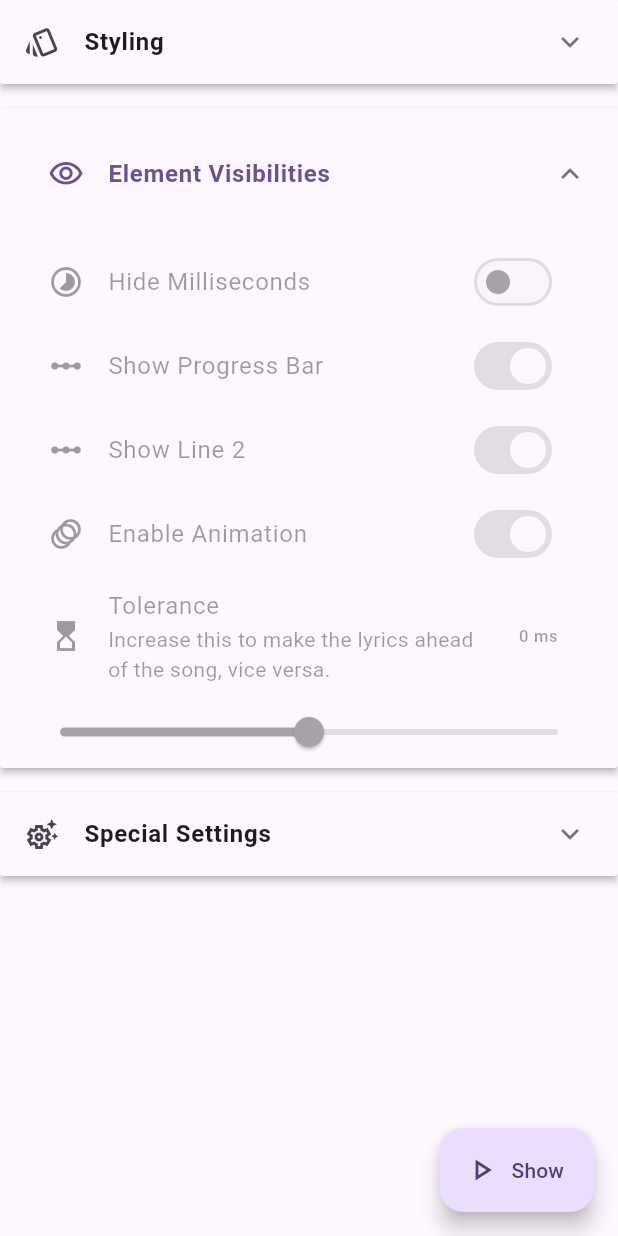
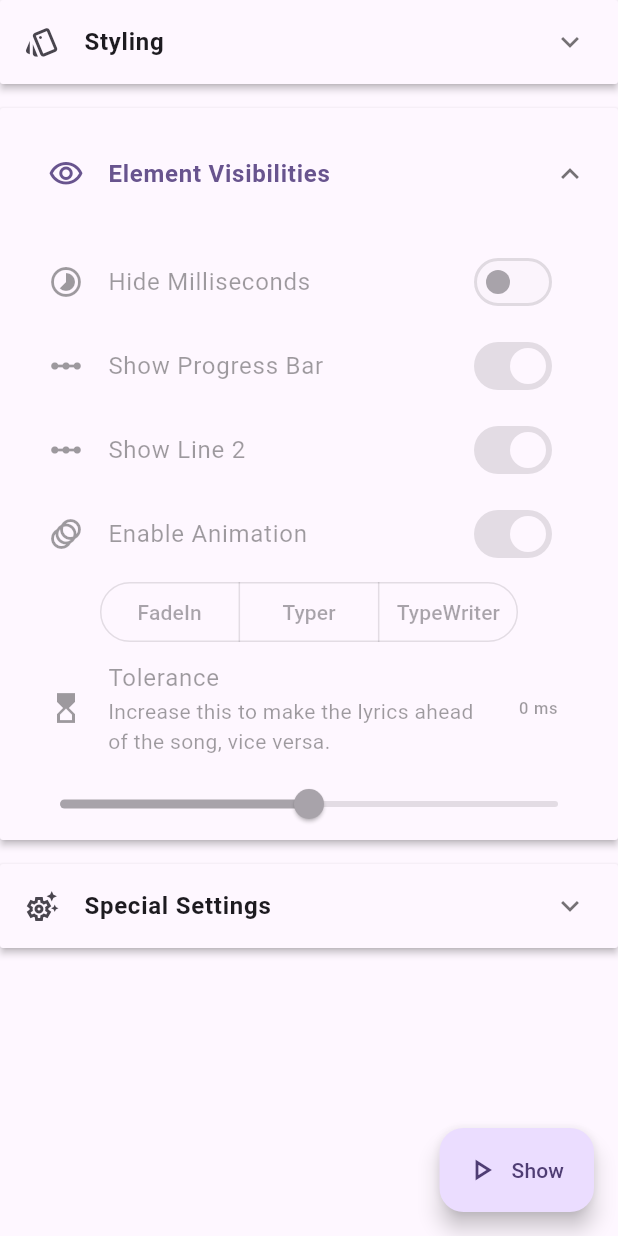
Before and after one commit to fewling/flutter-floating-lyric, a Flutter app: the OverlayWindowSetting screen opened directly, after a tap on "Styling", after a tap on the "expand more" icon, after a tap on "Element Visibilities", on a phone screen of 412 x 824 dp. Run offline on Flutter 3.47's test engine with Material 3 defaults, Android fonts, the phone set to English and light mode, and no system bars; our stand-ins replace file_picker, flutter_bloc, flutter_colorpicker, freezed_annotation, go_router and 7 more; accounts and stored records are empty; generated files the repository leaves out were written again.

Commit message:
feat: :sparkles: adds options of animation modes

```diff
--- /dev/null
+++ b/lib/configs/animation_modes.dart
@@ -0,0 +1,22 @@
+enum AnimationMode {
+  fadeIn,
+  typer,
+  typeWriter,
+}
+
+AnimationMode animationModeFromJson(String str) {
+  switch (str) {
+    case 'fadeIn':
+      return AnimationMode.fadeIn;
+    case 'typer':
+      return AnimationMode.typer;
+    case 'typeWriter':
+      return AnimationMode.typeWriter;
+    default:
+      return AnimationMode.fadeIn;
+  }
+}
+
+String animationModeToJson(AnimationMode mode) {
+  return mode.name;
+}
--- a/lib/features/overlay_window_settings/bloc/overlay_window_settings_bloc.dart
+++ b/lib/features/overlay_window_settings/bloc/overlay_window_settings_bloc.dart
@@ -61,6 +61,7 @@ class OverlayWindowSettingsBloc extends Bloc<OverlayWindowSettingsEvent, Overlay
         showLine2: pref.showLine2,
         useAppColor: pref.useAppColor,
         enableAnimation: pref.enableAnimation,
+        animationMode: pref.animationMode,
 
         // lyric:
         line1: lyric.line1,
@@ -94,6 +95,7 @@ class OverlayWindowSettingsBloc extends Bloc<OverlayWindowSettingsEvent, Overlay
         showLine2: pref.showLine2,
         useAppColor: pref.useAppColor,
         enableAnimation: pref.enableAnimation,
+        animationMode: pref.animationMode,
       ),
     );
 
--- a/lib/features/overlay_window_settings/overlay_window_settings.dart
+++ b/lib/features/overlay_window_settings/overlay_window_settings.dart
@@ -3,7 +3,9 @@ import 'package:flutter_bloc/flutter_bloc.dart';
 import 'package:flutter_colorpicker/flutter_colorpicker.dart';
 import 'package:go_router/go_router.dart';
 
+import '../../configs/animation_modes.dart';
 import '../../configs/routes/app_router.dart';
+import '../../utils/extensions/custom_extensions.dart';
 import '../preference/bloc/preference_bloc.dart';
 import 'bloc/overlay_window_settings_bloc.dart';
 
@@ -300,6 +302,33 @@ class OverlayWindowSetting extends StatelessWidget {
                         );
                       },
                     ),
+                    Builder(
+                      builder: (context) {
+                        final animationMode = context.select<PreferenceBloc, AnimationMode>(
+                          (bloc) => bloc.state.animationMode,
+                        );
+
+                        final enableAnimation = context.select<PreferenceBloc, bool>(
+                          (bloc) => bloc.state.enableAnimation,
+                        );
+
+                        return SegmentedButton(
+                          selected: {animationMode},
+                          segments: [
+                            for (final mode in AnimationMode.values)
+                              ButtonSegment(
+                                value: mode,
+                                label: Text(mode.name.capitalize()),
+                              ),
+                          ],
+                          showSelectedIcon: false,
+                          onSelectionChanged: !visibleFloatingWindow || !enableAnimation
+                              ? null
+                              : (Set<AnimationMode> selections) =>
+                                  context.read<PreferenceBloc>().add(AnimationModeUpdated(selections.first)),
+                        );
+                      },
+                    ),
                     ListTile(
                       enabled: visibleFloatingWindow,
                       leading: const Icon(Icons.hourglass_top_outlined),
--- a/lib/features/preference/bloc/preference_bloc.dart
+++ b/lib/features/preference/bloc/preference_bloc.dart
@@ -3,6 +3,7 @@ import 'dart:ui';
 import 'package:flutter_bloc/flutter_bloc.dart';
 import 'package:freezed_annotation/freezed_annotation.dart';
 
+import '../../../configs/animation_modes.dart';
 import '../../../repos/local/preference_repo.dart';
 import '../../../service/preference/preference_service.dart';
 
@@ -30,6 +31,7 @@ class PreferenceBloc extends Bloc<PreferenceEvent, PreferenceState> {
           useAppColor: spService.useAppColor,
           enableAnimation: spService.enableAnimation,
           tolerance: spService.tolerance,
+          animationMode: spService.animationMode,
         )) {
     on<PreferenceEvent>((event, emit) => switch (event) {
           PreferenceEventLoad() => _onLoaded(emit),
@@ -48,6 +50,7 @@ class PreferenceBloc extends Bloc<PreferenceEvent, PreferenceState> {
           FontFamilyReset() => _onFontFamilyReset(event, emit),
           EnableAnimationToggled() => _onEnableAnimationToggled(event, emit),
           ToleranceUpdated() => _onToleranceUpdated(event, emit),
+          AnimationModeUpdated() => _onAnimationModeUpdated(event, emit),
         });
   }
 
@@ -159,4 +162,11 @@ class PreferenceBloc extends Bloc<PreferenceEvent, PreferenceState> {
       emit(state.copyWith(tolerance: event.tolerance));
     }
   }
+
+  Future<void> _onAnimationModeUpdated(AnimationModeUpdated event, Emitter<PreferenceState> emit) async {
+    final isSuccess = await _spService.updateAnimationMode(event.mode);
+    if (isSuccess) {
+      emit(state.copyWith(animationMode: event.mode));
+    }
+  }
 }
--- a/lib/features/preference/bloc/preference_event.dart
+++ b/lib/features/preference/bloc/preference_event.dart
@@ -83,3 +83,9 @@ final class ToleranceUpdated extends PreferenceEvent {
 
   final int tolerance;
 }
+
+final class AnimationModeUpdated extends PreferenceEvent {
+  const AnimationModeUpdated(this.mode);
+
+  final AnimationMode mode;
+}
--- a/lib/features/preference/bloc/preference_state.dart
+++ b/lib/features/preference/bloc/preference_state.dart
@@ -17,6 +17,11 @@ class PreferenceState with _$PreferenceState {
     required bool useAppColor,
     required bool enableAnimation,
     required int tolerance,
+    @JsonKey(
+      fromJson: animationModeFromJson,
+      toJson: animationModeToJson,
+    )
+    required AnimationMode animationMode,
   }) = _PreferenceState;
 
   factory PreferenceState.fromJson(Map<String, dynamic> json) => _$PreferenceStateFromJson(json);
--- a/lib/models/overlay_settings_model.dart
+++ b/lib/models/overlay_settings_model.dart
@@ -1,5 +1,6 @@
 import 'package:freezed_annotation/freezed_annotation.dart';
 
+import '../configs/animation_modes.dart';
 import '../configs/main_overlay/search_lyric_status.dart';
 import 'lrc.dart';
 
@@ -39,6 +40,11 @@ class OverlaySettingsModel with _$OverlaySettingsModel {
     double? letterSpacing,
     @Default(false) bool enableAnimation,
 
+    //
+    @JsonKey(fromJson: animationModeFromJson, toJson: animationModeToJson)
+    @Default(AnimationMode.fadeIn)
+    AnimationMode animationMode,
+
     // Settings
     bool? ignoreTouch,
     bool? touchThru,
--- a/lib/repos/local/preference_repo.dart
+++ b/lib/repos/local/preference_repo.dart
@@ -1,5 +1,8 @@
+import 'package:collection/collection.dart';
 import 'package:flutter/material.dart';
 import 'package:shared_preferences/shared_preferences.dart';
+
+import '../../configs/animation_modes.dart';
 
 class PreferenceRepo {
   PreferenceRepo({
@@ -22,6 +25,7 @@ class PreferenceRepo {
   static const useAppColorKey = 'use app color';
   static const enableAnimationKey = 'enable animation';
   static const toleranceKey = 'tolerance';
+  static const animationModeKey = 'animation mode';
 
   static const defaultFont = 'Roboto';
 
@@ -55,6 +59,13 @@ class PreferenceRepo {
 
   int get tolerance => _sp.getInt(toleranceKey) ?? 0;
 
+  AnimationMode get animationMode {
+    final mode = _sp.getString(animationModeKey);
+    return mode == null
+        ? AnimationMode.fadeIn
+        : AnimationMode.values.firstWhereOrNull((e) => e.name == mode) ?? AnimationMode.fadeIn;
+  }
+
   Future<bool> updateOpacity(double value) => _sp.setDouble(windowOpacityKey, value);
 
   Future<bool> updateColor(int colorVal) => _sp.setInt(windowColorKey, colorVal);
@@ -84,4 +95,6 @@ class PreferenceRepo {
   Future<bool> toggleEnableAnimation(bool value) => _sp.setBool(enableAnimationKey, value);
 
   Future<bool> updateTolerance(int value) => _sp.setInt(toleranceKey, value);
+
+  Future<bool> updateAnimationMode(AnimationMode mode) => _sp.setString(animationModeKey, mode.name);
 }
--- a/lib/service/preference/preference_service.dart
+++ b/lib/service/preference/preference_service.dart
@@ -1,5 +1,6 @@
 import 'dart:ui';
 
+import '../../configs/animation_modes.dart';
 import '../../repos/local/preference_repo.dart';
 
 class PreferenceService {
@@ -37,6 +38,8 @@ class PreferenceService {
 
   int get tolerance => _spRepo.tolerance;
 
+  AnimationMode get animationMode => _spRepo.animationMode;
+
   Future<bool> updateOpacity(double value) => _spRepo.updateOpacity(value);
 
   Future<bool> updateColor(Color color) => _spRepo.updateColor(color.value);
@@ -66,4 +69,6 @@ class PreferenceService {
   Future<bool> toggleEnableAnimation(bool value) => _spRepo.toggleEnableAnimation(value);
 
   Future<bool> updateTolerance(int value) => _spRepo.updateTolerance(value);
+
+  Future<bool> updateAnimationMode(AnimationMode mode) => _spRepo.updateAnimationMode(mode);
 }
--- a/lib/utils/extensions/custom_extensions.dart
+++ b/lib/utils/extensions/custom_extensions.dart
@@ -2,3 +2,4 @@ import 'package:flutter/material.dart';
 
 part 'duration_x.dart';
 part 'iterable_widgets_x.dart';
+part 'string_x.dart';
--- /dev/null
+++ b/lib/utils/extensions/string_x.dart
@@ -0,0 +1,9 @@
+part of 'custom_extensions.dart';
+
+extension StringX on String {
+  String capitalize() {
+    if (isEmpty) return this;
+
+    return '${this[0].toUpperCase()}${substring(1)}';
+  }
+}
```
Also changed, not shown: lib/features/overlay_app/overlay_window/overlay_window.dart (+86 -26 lines).
